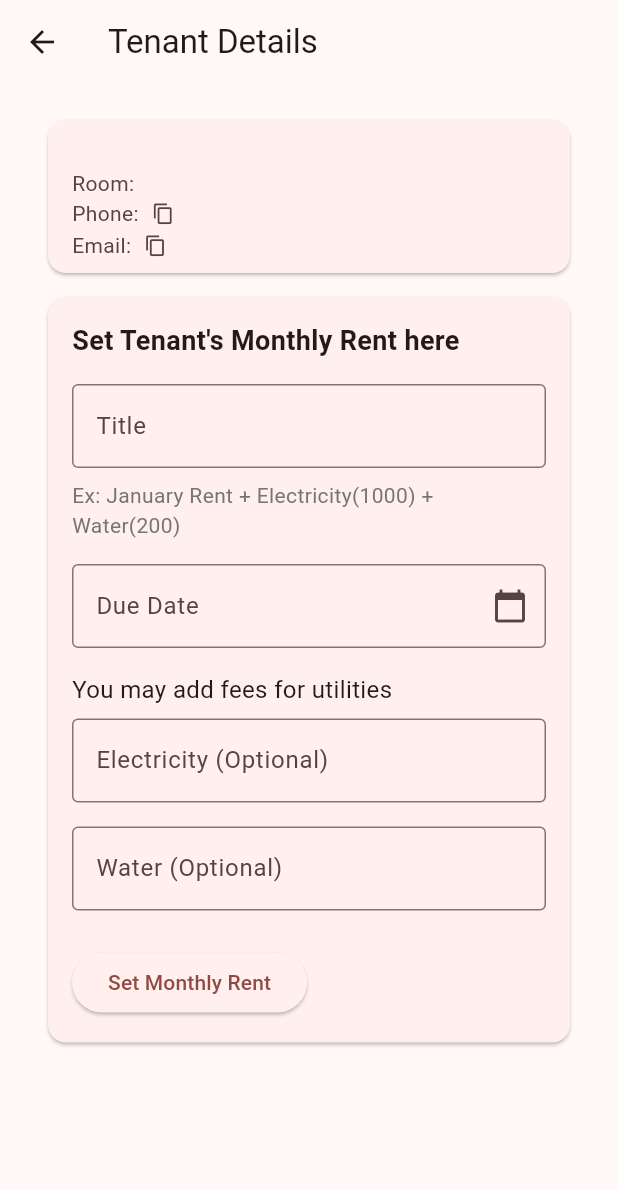
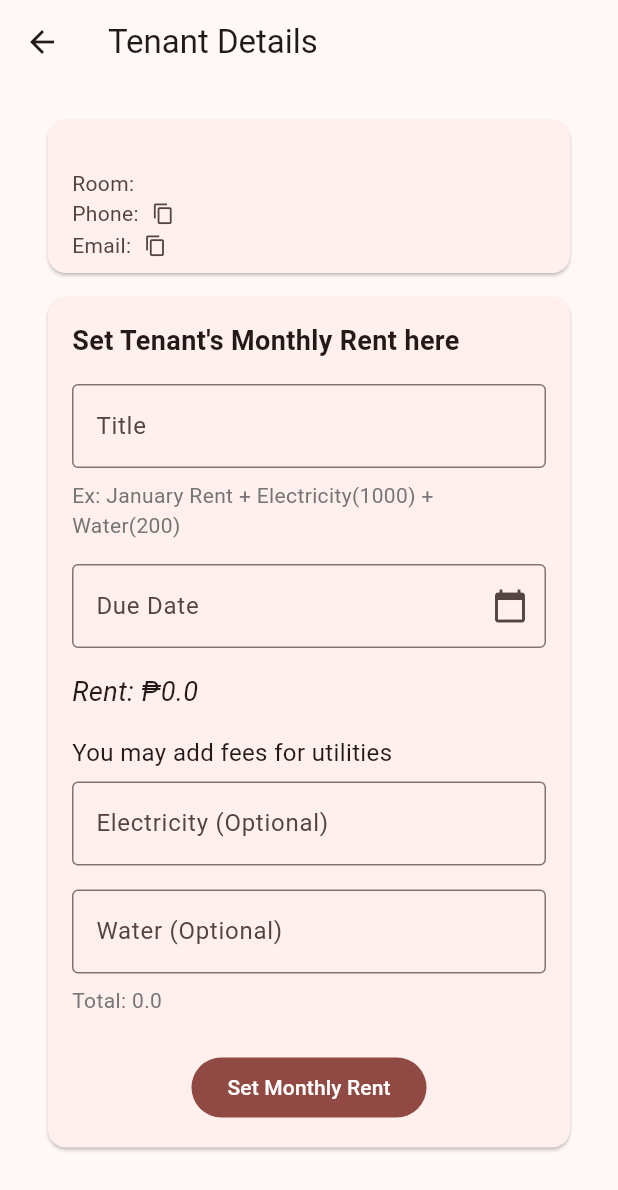
Before and after one commit to kb12233/rent_ease, a Flutter app: the ViewTenantDetailsPage screen opened directly with empty values, on a phone screen of 412 x 824 dp. Shown: the top 1190 px of the screen. Run offline on Flutter 3.47's test engine with Material 3 defaults, Android fonts, the phone set to English and light mode, and no system bars; our stand-ins replace cached_network_image, cloud_firestore, firebase_auth, firebase_core, firebase_storage, fluttertoast and 3 more; missing offline and left inert: clipboard, dart:ffi, pay; accounts and stored records are empty.

Commit message:
Updated multiple files
- property_controller.dart -> updated getTenantStream()
- tenant_model.dart -> added some attritbutes and changed its name to tenant_rent_details.dart
- view_tenant_details.dart -> updated UI for setting monthly rent
- view_tenants_UI.dart -> updated to account for changes in tenant_model

```diff
--- a/lib/models/tenant_model.dart
+++ /dev/null
@@ -1,20 +0,0 @@
-// models/tenant_model.dart
-
-
-class TenantModel {
-  final String userID;
-  final String firstName;
-  final String lastName;
-  final String roomName;
-  final String phoneNumber; // New property for phone number
-  final String email; // New property for email
-
-  TenantModel({
-    required this.userID,
-    required this.firstName,
-    required this.lastName,
-    required this.roomName,
-    required this.phoneNumber,
-    required this.email,
-  });
-}
--- /dev/null
+++ b/lib/models/tenant_rent_details.dart
@@ -0,0 +1,25 @@
+// models/tenant_model.dart
+
+import 'dart:ffi';
+
+class TenantRentDetails {
+  final String userID;
+  final String firstName;
+  final String lastName;
+  final String roomName;
+  final String phoneNumber; // New property for phone number
+  final String email; // New property for email
+  final double rentPrice;
+  final String propertyID;
+
+  TenantRentDetails(
+      {required this.userID,
+      required this.firstName,
+      required this.lastName,
+      required this.roomName,
+      required this.phoneNumber,
+      required this.email,
+      required this.rentPrice,
+      required this.propertyID
+  });
+}
--- a/lib/views/view_tenant_details.dart
+++ b/lib/views/view_tenant_details.dart
@@ -2,135 +2,33 @@
 
 // ignore_for_file: prefer_const_constructors
 
-// import 'package:flutter/material.dart';
-// import 'package:fluttertoast/fluttertoast.dart';
-// import 'package:rent_ease/models/tenant_model.dart';
-// import 'package:clipboard/clipboard.dart';
-// import 'package:url_launcher/url_launcher.dart';
-
-// class ViewTenantDetailsPage extends StatelessWidget {
-//   final TenantModel tenant;
-
-//   ViewTenantDetailsPage({required this.tenant});
-
-//   @override
-//   Widget build(BuildContext context) {
-//     return Scaffold(
-//       appBar: AppBar(
-//         title: Text('Tenant Details'),
-//       ),
-//       body: Padding(
-//         padding: EdgeInsets.all(16),
-//         child: Column(
-//           crossAxisAlignment: CrossAxisAlignment.start,
-//           children: [
-//             Card(
-//               margin: EdgeInsets.symmetric(horizontal: 16, vertical: 8),
-//               child: ListTile(
-//                 title: Text('${tenant.firstName} ${tenant.lastName}'),
-//                 subtitle: Column(
-//                   crossAxisAlignment: CrossAxisAlignment.start,
-//                   children: [
-//                     Text('Room: ${tenant.roomName}'),
-//                     Row(
-//                       children: [
-//                         Text('Phone: '),
-//                         GestureDetector(
-//                           onTap: () {
-//                             Uri url = Uri.parse("tel://${tenant.phoneNumber}");
-//                             launchUrl(url);
-//                           },
-//                           child: Text(
-//                             tenant.phoneNumber,
-//                             style: TextStyle(
-//                               color: Colors.lightBlue,
-//                               decoration: TextDecoration.underline,
-//                               decorationColor: Colors.lightBlue
-//                             ),
-//                           )
-//                         ),
-//                         SizedBox(
-//                           width: 5,
-//                         ),
-//                         GestureDetector(
-//                           onTap: () {
-//                             FlutterClipboard.copy(tenant.phoneNumber)
-//                             .then((value) => Fluttertoast.showToast(
-//                                 msg: "Phone number copied to clipboard",
-//                                 toastLength: Toast.LENGTH_SHORT,
-//                                 gravity: ToastGravity.BOTTOM,
-//                             ));
-//                           },
-//                           child: Icon(
-//                             Icons.copy,
-//                             size: 15,
-//                           ),
-//                         )
-//                       ],
-//                     ),
-//                     Row(
-//                       children: [
-//                         Text('Email: '),
-//                         GestureDetector(
-//                           onTap: () {
-//                             Uri url = Uri.parse("mailto:${tenant.email}");
-//                             launchUrl(url);
-//                           },
-//                           child: Text(
-//                             tenant.email,
-//                             style: TextStyle(
-//                               color: Colors.lightBlue,
-//                               decoration: TextDecoration.underline,
-//                               decorationColor: Colors.lightBlue
-//                             ),
-//                           )
-//                         ),
-//                         SizedBox(
-//                           width: 5,
-//                         ),
-//                         GestureDetector(
-//                           onTap: () {
-//                             FlutterClipboard.copy(tenant.email)
-//                             .then((value) => Fluttertoast.showToast(
-//                                 msg: "Email copied to clipboard",
-//                                 toastLength: Toast.LENGTH_SHORT,
-//                                 gravity: ToastGravity.BOTTOM,
-//                             ));
-//                           },
-//                           child: Icon(
-//                             Icons.copy,
-//                             size: 15,
-//                           ),
-//                         )
-//                       ],
-//                     ),
-//                   ],
-//                 ),
-//               ),
-//             ),
-//           ],
-//         ),
-//       ),
-//     );
-//   }
-// }
-
-
-
-//WORKINGG!!
 import 'package:flutter/material.dart';
 import 'package:fluttertoast/fluttertoast.dart';
-import 'package:rent_ease/models/tenant_model.dart';
+import 'package:rent_ease/models/tenant_rent_details.dart';
 import 'package:clipboard/clipboard.dart';
 import 'package:url_launcher/url_launcher.dart';
 
-class ViewTenantDetailsPage extends StatelessWidget {
-  final TenantModel tenant;
+class ViewTenantDetailsPage extends StatefulWidget {
+  final TenantRentDetails tenant;
 
   ViewTenantDetailsPage({required this.tenant});
 
-  // Step 1: Declare the controller
+  @override
+  _ViewTenantDetailsPageState createState() => _ViewTenantDetailsPageState();
+}
+
+class _ViewTenantDetailsPageState extends State<ViewTenantDetailsPage> {
+  final TextEditingController _titleController = TextEditingController();
   final TextEditingController _dueDateController = TextEditingController();
+  final TextEditingController _electricityController = TextEditingController();
+  final TextEditingController _waterController = TextEditingController();
+
+  double _total = 0.0;
+
+  @override
+  void initState() {
+    _total = widget.tenant.rentPrice;
+  }
 
   @override
   Widget build(BuildContext context) {
@@ -148,34 +46,34 @@ class ViewTenantDetailsPage extends StatelessWidget {
               Card(
                 margin: EdgeInsets.symmetric(horizontal: 16, vertical: 8),
                 child: ListTile(
-                  title: Text('${tenant.firstName} ${tenant.lastName}'),
+                  title: Text(
+                      '${widget.tenant.firstName} ${widget.tenant.lastName}'),
                   subtitle: Column(
                     crossAxisAlignment: CrossAxisAlignment.start,
                     children: [
-                      Text('Room: ${tenant.roomName}'),
+                      Text('Room: ${widget.tenant.roomName}'),
                       Row(
                         children: [
                           Text('Phone: '),
                           GestureDetector(
                               onTap: () {
-                            Uri url = Uri.parse("tel://${tenant.phoneNumber}");
+                                Uri url = Uri.parse(
+                                    "tel://${widget.tenant.phoneNumber}");
                                 launchUrl(url);
                               },
                               child: Text(
-                            tenant.phoneNumber,
+                                widget.tenant.phoneNumber,
                                 style: TextStyle(
                                     color: Colors.lightBlue,
                                     decoration: TextDecoration.underline,
-                              decorationColor: Colors.lightBlue
-                            ),
-                          )
-                        ),
+                                    decorationColor: Colors.lightBlue),
+                              )),
                           SizedBox(
                             width: 5,
                           ),
                           GestureDetector(
                             onTap: () {
-                            FlutterClipboard.copy(tenant.phoneNumber)
+                              FlutterClipboard.copy(widget.tenant.phoneNumber)
                                   .then((value) => Fluttertoast.showToast(
                                         msg: "Phone number copied to clipboard",
                                         toastLength: Toast.LENGTH_SHORT,
@@ -194,24 +92,23 @@ class ViewTenantDetailsPage extends StatelessWidget {
                           Text('Email: '),
                           GestureDetector(
                               onTap: () {
-                            Uri url = Uri.parse("mailto:${tenant.email}");
+                                Uri url =
+                                    Uri.parse("mailto:${widget.tenant.email}");
                                 launchUrl(url);
                               },
                               child: Text(
-                            tenant.email,
+                                widget.tenant.email,
                                 style: TextStyle(
                                     color: Colors.lightBlue,
                                     decoration: TextDecoration.underline,
-                              decorationColor: Colors.lightBlue
-                            ),
-                          )
-                        ),
+                                    decorationColor: Colors.lightBlue),
+                              )),
                           SizedBox(
                             width: 5,
                           ),
                           GestureDetector(
                             onTap: () {
-                            FlutterClipboard.copy(tenant.email)
+                              FlutterClipboard.copy(widget.tenant.email)
                                   .then((value) => Fluttertoast.showToast(
                                         msg: "Email copied to clipboard",
                                         toastLength: Toast.LENGTH_SHORT,
@@ -247,6 +144,7 @@ class ViewTenantDetailsPage extends StatelessWidget {
                       ),
                       SizedBox(height: 16),
                       TextField(
+                        controller: _titleController,
                         decoration: InputDecoration(
                           labelText: 'Title',
                           border: OutlineInputBorder(),
@@ -261,7 +159,6 @@ class ViewTenantDetailsPage extends StatelessWidget {
                         ),
                       ),
                       SizedBox(height: 16),
-                      // Step 2: Use the controller for the Due Date field
                       TextField(
                         controller: _dueDateController,
                         decoration: InputDecoration(
@@ -276,11 +173,20 @@ class ViewTenantDetailsPage extends StatelessWidget {
                                 lastDate: DateTime(2101),
                               );
                               if (pickedDate != null) {
-                                _dueDateController.text = "${pickedDate.month.toString().padLeft(2, '0')}-${pickedDate.day.toString().padLeft(2, '0')}-${pickedDate.year.toString()}";
+                                _dueDateController.text =
+                                    "${pickedDate.month.toString().padLeft(2, '0')}-${pickedDate.day.toString().padLeft(2, '0')}-${pickedDate.year.toString()}";
                               }
                             },
                             icon: Icon(Icons.calendar_today),
                           ),
+                        ),
+                      ),
+                      SizedBox(height: 16),
+                      Text(
+                        'Rent: ₱${widget.tenant.rentPrice}',
+                        style: TextStyle(
+                          fontSize: 18,
+                          fontStyle: FontStyle.italic,
                         ),
                       ),
                       SizedBox(height: 16),
@@ -292,6 +198,10 @@ class ViewTenantDetailsPage extends StatelessWidget {
                       ),
                       SizedBox(height: 8),
                       TextField(
+                        controller: _electricityController,
+                        onChanged: (value) {
+                          updateTotal();
+                        },
                         decoration: InputDecoration(
                           labelText: 'Electricity (Optional)',
                           border: OutlineInputBorder(),
@@ -299,13 +209,28 @@ class ViewTenantDetailsPage extends StatelessWidget {
                       ),
                       SizedBox(height: 16),
                       TextField(
+                        controller: _waterController,
+                        onChanged: (value) {
+                          updateTotal();
+                        },
                         decoration: InputDecoration(
                           labelText: 'Water (Optional)',
                           border: OutlineInputBorder(),
                         ),
                       ),
+                      SizedBox(height: 8),
+                      Text(
+                        'Total: $_total',
+                        style: TextStyle(
+                          fontSize: 14,
+                          color: Colors.grey[600],
+                        ),
+                      ),
                       SizedBox(height: 24),
-                      ElevatedButton(
+                      Row(
+                        mainAxisAlignment: MainAxisAlignment.center,
+                        children: [
+                          FilledButton(
                             onPressed: () {
                               // Logic to set monthly rent
                               Fluttertoast.showToast(
@@ -318,6 +243,8 @@ class ViewTenantDetailsPage extends StatelessWidget {
                           ),
                         ],
                       ),
+                    ],
+                  ),
                 ),
               ),
             ],
@@ -325,6 +252,18 @@ class ViewTenantDetailsPage extends StatelessWidget {
         ),
       ),
     );
+  }
+
+  void updateTotal() {
+    setState(() {
+      _total = widget.tenant.rentPrice +
+          (_electricityController.text.isEmpty
+              ? 0
+              : double.parse(_electricityController.text)) +
+          (_waterController.text.isEmpty
+              ? 0
+              : double.parse(_waterController.text));
+    });
   }
 
   // Function to launch URL
```
Also changed, not shown: lib/controllers/property_controller.dart (+9 -9 lines), lib/views/view_tenants_UI.dart (+5 -4 lines). Lines whose indentation alone changed are shown as unchanged.
